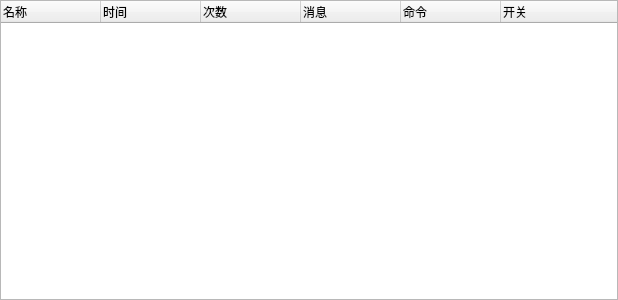
Before: the Qt Designer form Smallclock_Src/Smallclock_Gui/clock_main_alarmclock_form.ui in 12345XuXin54321/Smallclock, drawn with Qt 5.
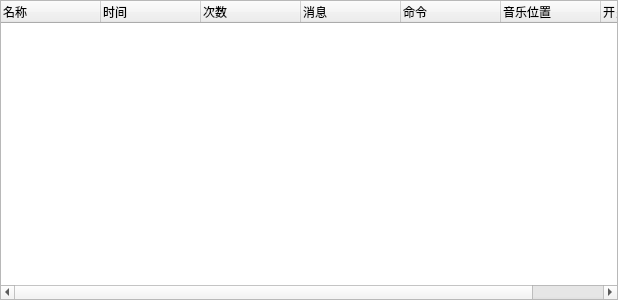
After: the same form once the commit is applied.

Commit message: bug修复版本(使用Qt5.15.2): 1.修复闹钟页未显示音乐路径的bug 2.修复若干处内存泄露

The edit to the form file:
```diff
--- a/Smallclock_Src/Smallclock_Gui/clock_main_alarmclock_form.ui
+++ b/Smallclock_Src/Smallclock_Gui/clock_main_alarmclock_form.ui
@@ -62,6 +62,11 @@
        <string>命令</string>
       </property>
      </column>
+     <column>
+      <property name="text">
+       <string>音乐位置</string>
+      </property>
+     </column>
      <column>
       <property name="text">
        <string>开关</string>
```
The commit also changes 12 other files.
